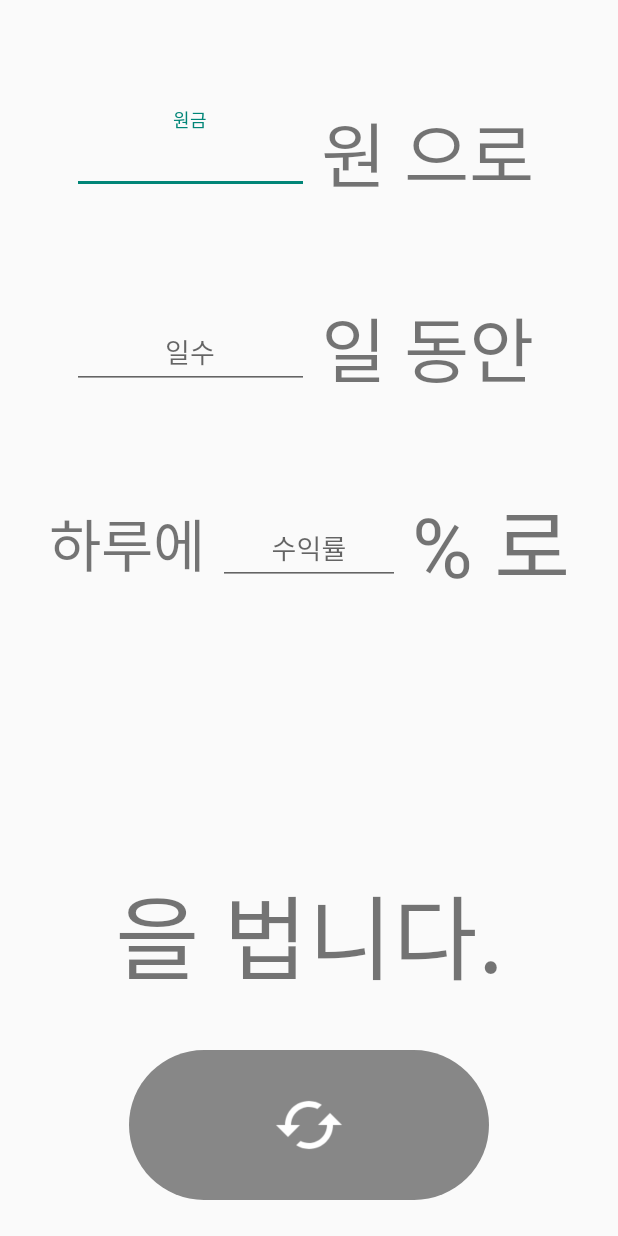
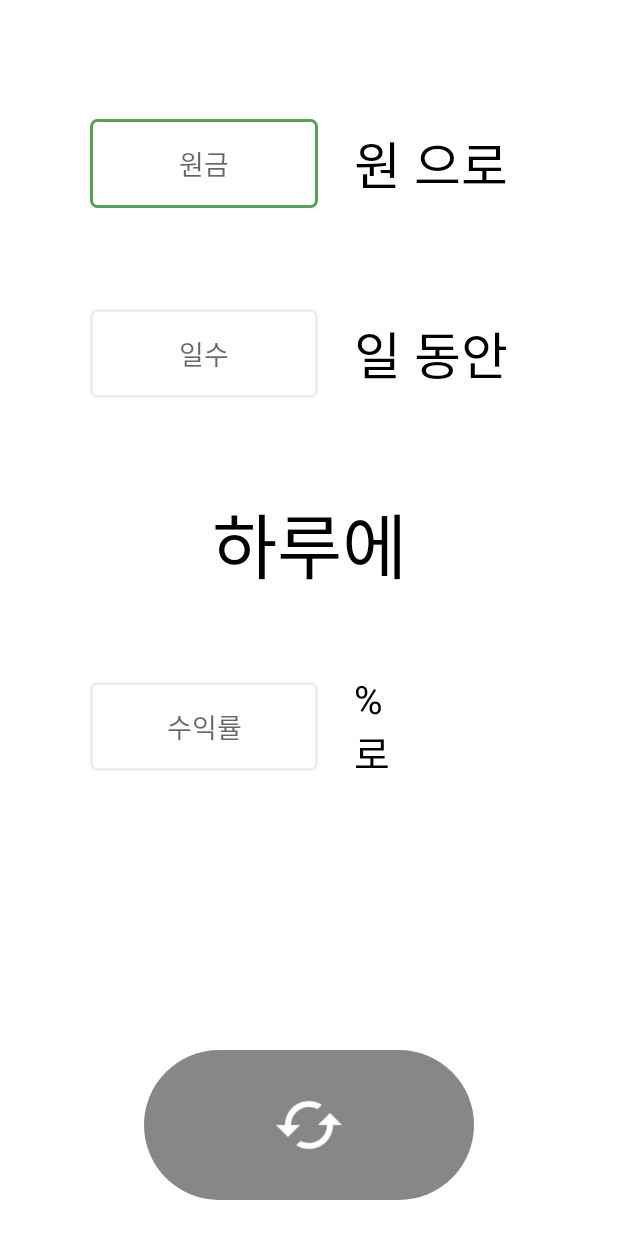
Before and after one commit to RacooLabs/FirstStockCalculator_kr, an Android app: the screen it shows after launch (MainActivity), on a phone screen of 412 x 824 dp. Run offline under Robolectric (Android 15) with nearby library versions, the phone set to English and light mode, and no system bars; our stand-ins replace AdMob.

Commit message:
2021 summer update

```diff
--- a/app/src/main/java/com/racoo/firststockcalculator/MainActivity.java
+++ b/app/src/main/java/com/racoo/firststockcalculator/MainActivity.java
@@ -11,29 +11,28 @@ import android.util.Log;
 import android.view.MotionEvent;
 import android.view.View;
 import android.view.inputmethod.InputMethodManager;
+import android.widget.EditText;
 import android.widget.RelativeLayout;
 import android.widget.TextView;
 import android.widget.Toast;
 
 import androidx.appcompat.app.AppCompatActivity;
+import androidx.constraintlayout.widget.ConstraintLayout;
 
-import com.google.android.gms.ads.AdListener;
 import com.google.android.gms.ads.AdRequest;
 import com.google.android.gms.ads.AdView;
 import com.google.android.gms.ads.MobileAds;
-import com.google.android.material.textfield.TextInputEditText;
 
 import java.math.BigDecimal;
 import java.math.RoundingMode;
 import java.text.DecimalFormat;
 
-import static java.lang.Double.parseDouble;
 
 
 public class MainActivity extends AppCompatActivity {
 
-    private TextInputEditText TextInputEdit_principal, TextInputEdit_number_days,
-            TextInputEdit_rate_return;
+    private ConstraintLayout mainLayout;
+    private EditText EditText_principal, EditText_number_days, EditText_rate_return;
     private TextView TextView_result_money;
     private RelativeLayout RelativeLayout_btn_refresh;
     private DecimalFormat decimalFormat = new DecimalFormat("###,###");
@@ -52,9 +51,6 @@ public class MainActivity extends AppCompatActivity {
     BigDecimal zero = new BigDecimal("0");
 
 
-
-
-
     private AdView mAdView;
 
 
@@ -64,10 +60,21 @@ public class MainActivity extends AppCompatActivity {
 
 
 
+
         Intent intent = new Intent(this, LoadingActivity.class);
         startActivity(intent);
 
         setCom();
+
+        mainLayout.setOnTouchListener(new View.OnTouchListener()
+        {
+            @Override
+            public boolean onTouch(View v, MotionEvent event)
+            {
+                hideKeyboard();
+                return false;
+            }
+        });
 
 
         MobileAds.initialize(this,  "ca-app-pub-7972968096388401~4930885563");
@@ -93,9 +100,10 @@ public class MainActivity extends AppCompatActivity {
 
         setContentView(R.layout.activity_main_constraint);
 
-        TextInputEdit_principal = findViewById(R.id.TextInputText_principal_set);
-        TextInputEdit_number_days = findViewById(R.id.TextInputEdit_number_days_set);
-        TextInputEdit_rate_return = findViewById(R.id.TextInputEdit_rate_return_set);
+        mainLayout = findViewById(R.id.mainLayout);
+        EditText_principal = findViewById(R.id.EditText_principal);
+        EditText_number_days = findViewById(R.id.EditText_number_days);
+        EditText_rate_return = findViewById(R.id.EditText_rate_return);
         TextView_result_money = findViewById(R.id.TextView_result_money);
         RelativeLayout_btn_refresh = findViewById(R.id.RelativeLayout_btn_refresh);
         mAdView = findViewById(R.id.adView);
@@ -105,7 +113,7 @@ public class MainActivity extends AppCompatActivity {
 
     public void addTextChangedListenter(){
 
-        TextInputEdit_principal.addTextChangedListener(new TextWatcher() {
+        EditText_principal.addTextChangedListener(new TextWatcher() {
             @Override
             public void beforeTextChanged(CharSequence s, int start, int count, int after) {
 
@@ -119,9 +127,9 @@ public class MainActivity extends AppCompatActivity {
                     if(s != null && !TextUtils.isEmpty(s.toString()) && !s.toString().equals(result) ) {
 
                         principal = Long.parseLong(s.toString().replaceAll(",", ""));
-                        result = decimalFormat.format(principal);//
-                        TextInputEdit_principal.setText(result);
-                        TextInputEdit_principal.setSelection(TextInputEdit_principal.length());
+                        result = decimalFormat.format(principal);
+                        EditText_principal.setText(result);
+                        EditText_principal.setSelection(EditText_principal.length());
 
                     } else if(TextUtils.isEmpty(s.toString())){
                         principal = 0;
@@ -131,16 +139,15 @@ public class MainActivity extends AppCompatActivity {
                 } catch (NumberFormatException e){
                     Toast.makeText(getApplication(), "입력 값에 문제가 있습니다." ,Toast.LENGTH_LONG).show();
                     principal = 0;
-                    TextInputEdit_principal.setText("");
+                    EditText_principal.setText("");
                 }
-
 
                 RelativeLayout_btn_refresh.setEnabled(false); // 그리고 버튼을 비활성화/활성화 시키기 위한.
                 TextView_result_money.setText("");
 
                 if(principal != 0 && validation()) {
 
-                    TextView_result_money.setText(decimalFormat.format(calculateStock()) + " 원");
+                    TextView_result_money.setText(calculateStock());
 
                 }
 
@@ -152,7 +159,7 @@ public class MainActivity extends AppCompatActivity {
 
         });
 
-        TextInputEdit_number_days.addTextChangedListener(new TextWatcher() {
+        EditText_number_days.addTextChangedListener(new TextWatcher() {
             @Override
             public void beforeTextChanged(CharSequence s, int start, int count, int after) {
 
@@ -164,14 +171,14 @@ public class MainActivity extends AppCompatActivity {
                 try{
                     if(s != null && !TextUtils.isEmpty(s.toString())){
                         numbersday = Integer.parseInt(s.toString());
-                        TextInputEdit_number_days.setSelection(TextInputEdit_number_days.length());
+                        EditText_number_days.setSelection(EditText_number_days.length());
                     } else {
                         numbersday = 0;
                     }
                 } catch (NumberFormatException e){
                     Toast.makeText(getApplication(), "입력 값에 문제가 있습니다." ,Toast.LENGTH_LONG).show();
                     numbersday = 0;
-                    TextInputEdit_number_days.setText("");
+                    EditText_number_days.setText("");
                 }
 
 
@@ -181,7 +188,7 @@ public class MainActivity extends AppCompatActivity {
 
 
                 if (numbersday != 0 && validation()){
-                    TextView_result_money.setText(decimalFormat.format(calculateStock())+" 원");
+                    TextView_result_money.setText(calculateStock());
                 }
 
             }
@@ -192,7 +199,7 @@ public class MainActivity extends AppCompatActivity {
 
         });
 
-        TextInputEdit_rate_return.addTextChangedListener(new TextWatcher() {
+        EditText_rate_return.addTextChangedListener(new TextWatcher() {
             @Override
             public void beforeTextChanged(CharSequence s, int start, int count, int after) {
 
@@ -206,7 +213,7 @@ public class MainActivity extends AppCompatActivity {
 
                     if(s != null && !TextUtils.isEmpty(s.toString())){
                         rate = new BigDecimal(s.toString());
-                        TextInputEdit_rate_return.setSelection(TextInputEdit_rate_return.length());
+                        EditText_rate_return.setSelection(EditText_rate_return.length());
                     } else {
                         rate = zero;
                     }
@@ -214,7 +221,7 @@ public class MainActivity extends AppCompatActivity {
                 } catch (NumberFormatException e){
                     Toast.makeText(getApplication(), "입력 값에 문제가 있습니다." ,Toast.LENGTH_LONG).show();
                     rate = zero;
-                    TextInputEdit_rate_return.setText("");
+                    EditText_rate_return.setText("");
                 }
 
 
@@ -224,7 +231,7 @@ public class MainActivity extends AppCompatActivity {
 
                 if (!rate.equals(zero) && validation()){
 
-                    TextView_result_money.setText(decimalFormat.format(calculateStock())+" 원");
+                    TextView_result_money.setText(calculateStock());
 
                 }
 
@@ -246,9 +253,9 @@ public class MainActivity extends AppCompatActivity {
 
             @Override
             public void onClick(View v) {
-                TextInputEdit_principal.setText("");
-                TextInputEdit_rate_return.setText("");
-                TextInputEdit_number_days.setText("");
+                EditText_principal.setText("");
+                EditText_rate_return.setText("");
+                EditText_number_days.setText("");
             }
 
         });
@@ -258,7 +265,6 @@ public class MainActivity extends AppCompatActivity {
 
     public boolean validation(){
 
-//        if (principal.length()>0 && rate.length()>0 && numbersday.length()>0) {
         if (principal>0 && rate.compareTo(zero)>0 && numbersday>0) {
             RelativeLayout_btn_refresh.setEnabled(true);
             RelativeLayout_btn_refresh.setClickable(true);
@@ -276,7 +282,7 @@ public class MainActivity extends AppCompatActivity {
     }
 
 
-    public BigDecimal calculateStock() {
+    public String calculateStock() {
 
 
         bigDecimal0 = new BigDecimal(principal);
@@ -288,10 +294,18 @@ public class MainActivity extends AppCompatActivity {
         for(int i = 0 ; i < numbersday ; i++){
 
             bigDecimal5 = bigDecimal4.add((rate.divide(bigDecimal3))).multiply(bigDecimal5);
+
         }
 
-        return bigDecimal5.subtract(bigDecimal0).setScale(0, RoundingMode.FLOOR);
+        return decimalFormat.format(bigDecimal5.subtract(bigDecimal0).setScale(0, RoundingMode.FLOOR))+" 원";
 
     }
 
+    public void hideKeyboard()
+    {
+        InputMethodManager inputManager = (InputMethodManager) this.getSystemService(Context.INPUT_METHOD_SERVICE);
+        inputManager.hideSoftInputFromWindow(mainLayout.getWindowToken(), InputMethodManager.HIDE_NOT_ALWAYS);
+    }
+
+
 }
--- a/app/src/main/res/drawable-v24/btn_green_color.xml
+++ b/app/src/main/res/drawable-v24/btn_green_color.xml
@@ -9,7 +9,7 @@
         <shape android:shape="rectangle">
 
             <corners android:radius="50dp"/>
-            <solid android:color="#399E39"/>
+            <solid android:color="#3D763D"/>
 
         </shape>
 
@@ -30,7 +30,7 @@
         <shape android:shape="rectangle">
 
             <corners android:radius="50dp"/>
-            <solid android:color="#66CC66"/>
+            <solid android:color="#54A354"/>
 
         </shape>
 
--- /dev/null
+++ b/app/src/main/res/drawable-v24/edittext_rounded_corner_rectangle.xml
@@ -0,0 +1,52 @@
+<?xml version="1.0" encoding="utf-8"?>
+
+<selector
+
+    xmlns:android="http://schemas.android.com/apk/res/android">
+
+    <item android:state_focused="true">
+
+        <shape xmlns:android="http://schemas.android.com/apk/res/android"
+
+            android:shape="rectangle">
+
+            <stroke
+
+                android:width="2dp"
+
+                android:color="#54A354" />
+
+            <corners android:radius="4dp"/>
+
+            <solid
+
+                android:color="#FFFFFF" />
+
+        </shape>
+
+
+
+    </item>
+
+    <item android:state_focused="false">
+
+        <shape xmlns:android="http://schemas.android.com/apk/res/android" android:shape="rectangle">
+
+            <stroke
+                android:width="2dp"
+
+                android:color="#EEEEEE" />
+
+            <corners android:radius="4dp"/>
+
+            <solid
+
+                android:color="#FFFFFF" />
+
+        </shape>
+
+
+
+    </item>
+
+</selector>
--- a/app/src/main/res/drawable-v24/btn_blue_color.xml
+++ b/app/src/main/res/drawable/btn_green_color.xml
@@ -9,7 +9,7 @@
         <shape android:shape="rectangle">
 
             <corners android:radius="50dp"/>
-            <solid android:color="#28498A"/>
+            <solid android:color="#3D763D"/>
 
         </shape>
 
@@ -30,7 +30,7 @@
         <shape android:shape="rectangle">
 
             <corners android:radius="50dp"/>
-            <solid android:color="#3969C6"/>
+            <solid android:color="#54A354"/>
 
         </shape>
 
--- /dev/null
+++ b/app/src/main/res/drawable/edittext_rounded_corner_rectangle.xml
@@ -0,0 +1,52 @@
+<?xml version="1.0" encoding="utf-8"?>
+
+<selector
+
+    xmlns:android="http://schemas.android.com/apk/res/android">
+
+    <item android:state_focused="true">
+
+        <shape xmlns:android="http://schemas.android.com/apk/res/android"
+
+            android:shape="rectangle">
+
+            <stroke
+
+                android:width="2dp"
+
+                android:color="#54A354" />
+
+            <corners android:radius="4dp"/>
+
+            <solid
+
+                android:color="#FFFFFF" />
+
+        </shape>
+
+
+
+    </item>
+
+    <item android:state_focused="false">
+
+        <shape xmlns:android="http://schemas.android.com/apk/res/android" android:shape="rectangle">
+
+            <stroke
+                android:width="2dp"
+
+                android:color="#EEEEEE" />
+
+            <corners android:radius="4dp"/>
+
+            <solid
+
+                android:color="#FFFFFF" />
+
+        </shape>
+
+
+
+    </item>
+
+</selector>
--- a/app/src/main/res/layout/activity_loading.xml
+++ b/app/src/main/res/layout/activity_loading.xml
@@ -6,12 +6,12 @@
     android:gravity="center"
     android:paddingLeft="18dp"
     android:paddingRight="18dp"
-    android:background="#E7E6E6"
+    android:background="#ffffff"
     android:weightSum="10">
 
     <ImageView
         android:layout_width="100dp"
-        android:layout_height="100dp"
+        android:layout_height="40dp"
         android:layout_weight="2"
         android:background="@null"
         android:src="@drawable/icon_stca"/>
@@ -20,20 +20,19 @@
         android:layout_width="wrap_content"
         android:layout_height="wrap_content"
         android:text="주식복리 계산기"
-        android:layout_weight="2"
+        android:layout_weight="0"
         android:layout_marginBottom="60dp"
-        android:textSize="36sp"
+        android:textSize="30sp"
         android:textStyle="bold"
-        android:textColor="#121212"
+        android:textColor="#3D763D"
         android:gravity="center"/>
 
     <TextView
         android:layout_width="wrap_content"
         android:layout_height="wrap_content"
         android:text="RACOO LABS"
-        android:textColor="#121212"
-        android:textSize="20sp"
-        android:textStyle="bold"
+        android:textColor="#5C5C5C"
+        android:textSize="18sp"
         android:layout_weight="1"
         android:gravity="center"/>
 
--- a/app/src/main/res/layout/activity_main_constraint.xml
+++ b/app/src/main/res/layout/activity_main_constraint.xml
@@ -1,34 +1,39 @@
 <?xml version="1.0" encoding="utf-8"?>
 
-<androidx.constraintlayout.widget.ConstraintLayout xmlns:android="http://schemas.android.com/apk/res/android"
+<androidx.constraintlayout.widget.ConstraintLayout
+
+    android:id="@+id/mainLayout"
+    xmlns:android="http://schemas.android.com/apk/res/android"
     xmlns:app="http://schemas.android.com/apk/res-auto"
     xmlns:tools="http://schemas.android.com/tools"
     android:layout_width="match_parent"
-    android:layout_height="match_parent">
+    android:layout_height="match_parent"
+    android:background="#ffffff">
 
-    <com.google.android.material.textfield.TextInputLayout
 
-        android:id="@+id/TextInputText_principal"
+    <EditText
+
+        android:id="@+id/EditText_principal"
         android:layout_width="0dp"
         android:layout_height="wrap_content"
-        android:layout_marginLeft="48dp"
+
+        android:layout_marginLeft="60dp"
+        android:paddingVertical="16dp"
         app:layout_constraintBottom_toBottomOf="@+id/TextView_bywon"
         app:layout_constraintHorizontal_chainStyle="packed"
         app:layout_constraintLeft_toLeftOf="parent"
         app:layout_constraintRight_toLeftOf="@id/TextView_bywon"
-        app:layout_constraintTop_toTopOf="@+id/TextView_bywon">
+        app:layout_constraintTop_toTopOf="@+id/TextView_bywon"
 
-        <com.google.android.material.textfield.TextInputEditText
-            android:id="@+id/TextInputText_principal_set"
-            android:layout_width="match_parent"
-            android:layout_height="match_parent"
+        android:hint="원금"
         android:gravity="center"
-            android:hint="원금"
+        app:autoSizeTextType="uniform"
+        android:background="@drawable/edittext_rounded_corner_rectangle"
         android:imeOptions="actionNext"
         android:inputType="number"
-            android:maxLength="14" />
+        android:maxLength="14"
 
-    </com.google.android.material.textfield.TextInputLayout>
+        />
 
     <TextView
         android:id="@+id/TextView_bywon"
@@ -36,41 +41,43 @@
         android:layout_height="0dp"
         android:layout_marginTop="48dp"
         android:layout_marginRight="48dp"
-        android:layout_marginBottom="24dp"
+        android:layout_marginBottom="4dp"
         android:gravity="center_vertical|left"
-        android:padding="8dp"
+        android:padding="24dp"
         android:text="원 으로"
         android:textSize="24sp"
         app:autoSizeTextType="uniform"
+        android:textColor="@color/mainTextColor"
         app:layout_constraintBottom_toTopOf="@+id/TextView_while"
         app:layout_constraintHorizontal_chainStyle="packed"
-        app:layout_constraintLeft_toRightOf="@id/TextInputText_principal"
+        app:layout_constraintLeft_toRightOf="@id/EditText_principal"
         app:layout_constraintRight_toRightOf="parent"
         app:layout_constraintTop_toTopOf="parent" />
 
-    <com.google.android.material.textfield.TextInputLayout
-        android:id="@+id/TextInputEdit_number_days"
+
+    <EditText
+
+        android:id="@+id/EditText_number_days"
         android:layout_width="0dp"
         android:layout_height="wrap_content"
-        android:layout_marginLeft="48dp"
+
+        android:layout_marginLeft="60dp"
+        android:paddingVertical="16dp"
         app:layout_constraintBottom_toBottomOf="@+id/TextView_while"
         app:layout_constraintHorizontal_chainStyle="packed"
         app:layout_constraintLeft_toLeftOf="parent"
         app:layout_constraintRight_toLeftOf="@id/TextView_while"
         app:layout_constraintTop_toTopOf="@+id/TextView_while"
-        tools:layout_editor_absoluteY="213dp">
 
-        <com.google.android.material.textfield.TextInputEditText
-            android:id="@+id/TextInputEdit_number_days_set"
-            android:layout_width="match_parent"
-            android:layout_height="match_parent"
+        android:hint="일수"
         android:gravity="center"
-            android:hint="일수"
+        app:autoSizeTextType="uniform"
+        android:background="@drawable/edittext_rounded_corner_rectangle"
         android:imeOptions="actionNext"
         android:inputType="number"
-            android:maxLength="4" />
+        android:maxLength="4"
 
-    </com.google.android.material.textfield.TextInputLayout>
+        />
 
 
     <TextView
@@ -78,60 +85,65 @@
         android:layout_width="0dp"
         android:layout_height="0dp"
         android:layout_marginRight="48dp"
-        android:layout_marginBottom="24dp"
+        android:layout_marginBottom="4dp"
         android:layout_weight="1"
 
         android:gravity="center_vertical|left"
-        android:padding="8dp"
+        android:padding="24dp"
         android:text="일 동안"
         android:textSize="24sp"
         app:autoSizeTextType="uniform"
-        app:layout_constraintBottom_toTopOf="@+id/TextView_percent"
+        android:textColor="@color/mainTextColor"
+        app:layout_constraintBottom_toTopOf="@+id/TextView_byonedays"
         app:layout_constraintHorizontal_chainStyle="packed"
-        app:layout_constraintLeft_toRightOf="@id/TextInputEdit_number_days"
+        app:layout_constraintLeft_toRightOf="@id/EditText_number_days"
         app:layout_constraintRight_toRightOf="parent"
         app:layout_constraintTop_toBottomOf="@+id/TextView_bywon" />
+
 
     <TextView
         android:id="@+id/TextView_byonedays"
         android:layout_width="0dp"
         android:layout_height="0dp"
-        android:layout_marginLeft="24dp"
         android:gravity="center"
-        android:padding="8dp"
         android:text="하루에"
+        android:padding="26dp"
         android:textSize="24sp"
         app:autoSizeTextType="uniform"
+        android:layout_marginBottom="0dp"
+        android:textColor="@color/mainTextColor"
+        app:layout_constraintBottom_toTopOf="@+id/TextView_percent"
+        app:layout_constraintHorizontal_chainStyle="packed"
+        app:layout_constraintLeft_toLeftOf="parent"
+        app:layout_constraintRight_toRightOf="parent"
+        app:layout_constraintTop_toBottomOf="@+id/TextView_while"
+        app:layout_constraintVertical_bias="0.0" />
+
+
+    <EditText
+
+        android:id="@+id/EditText_rate_return"
+        android:layout_width="0dp"
+        android:layout_height="wrap_content"
+
+        android:layout_marginLeft="60dp"
+        android:paddingVertical="16dp"
         app:layout_constraintBottom_toBottomOf="@+id/TextView_percent"
         app:layout_constraintHorizontal_chainStyle="packed"
         app:layout_constraintLeft_toLeftOf="parent"
-        app:layout_constraintRight_toLeftOf="@+id/TextInputEdit_rate_return"
+        app:layout_constraintRight_toLeftOf="@id/TextView_percent"
         app:layout_constraintTop_toTopOf="@+id/TextView_percent"
-        app:layout_constraintVertical_bias="0.0" />
 
-    <com.google.android.material.textfield.TextInputLayout
-        android:id="@+id/TextInputEdit_rate_return"
-        android:layout_width="0dp"
-        android:layout_height="wrap_content"
-        app:layout_constraintBottom_toBottomOf="@+id/TextView_percent"
-        app:layout_constraintHorizontal_chainStyle="packed"
-        app:layout_constraintLeft_toRightOf="@id/TextView_byonedays"
-        app:layout_constraintRight_toLeftOf="@id/TextView_percent"
-        app:layout_constraintTop_toTopOf="@+id/TextView_percent">
-
-        <com.google.android.material.textfield.TextInputEditText
-
-            android:id="@+id/TextInputEdit_rate_return_set"
-
-            android:layout_width="match_parent"
-            android:layout_height="match_parent"
+        android:hint="수익률"
         android:gravity="center"
-            android:hint="수익률"
+        app:autoSizeTextType="uniform"
+        android:background="@drawable/edittext_rounded_corner_rectangle"
         android:imeOptions="actionDone"
         android:inputType="numberDecimal"
-            android:maxLength="5" />
+        android:maxLength="5"
 
-    </com.google.android.material.textfield.TextInputLayout>
+        />
+
 
 
     <TextView
@@ -139,55 +151,43 @@
         android:layout_width="0dp"
         android:layout_height="0dp"
 
-        android:layout_marginRight="24dp"
-        android:layout_marginBottom="24dp"
-        android:gravity="center"
-        android:padding="8dp"
-        android:text="% 로"
-        android:textSize="24sp"
+        android:layout_marginRight="48dp"
+        android:layout_marginBottom="4dp"
+        android:gravity="center_vertical|left"
+        android:padding="24dp"
+        android:text="% 로\t\t\t\t\t"
+        android:textSize="20sp"
         app:autoSizeTextType="uniform"
-        app:layout_constraintBottom_toTopOf="@+id/TextView_result_money"
+        android:textColor="@color/mainTextColor"
+        app:layout_constraintBottom_toTopOf="@id/TextView_result_money"
         app:layout_constraintHorizontal_chainStyle="packed"
-        app:layout_constraintLeft_toRightOf="@id/TextInputEdit_rate_return"
+        app:layout_constraintLeft_toRightOf="@id/EditText_rate_return"
         app:layout_constraintRight_toRightOf="parent"
-        app:layout_constraintTop_toBottomOf="@+id/TextView_while" />
+        app:layout_constraintTop_toBottomOf="@id/TextView_byonedays" />
 
     <TextView
         android:id="@+id/TextView_result_money"
         android:layout_width="match_parent"
         android:layout_height="0dp"
-        android:layout_marginBottom="24dp"
+        android:layout_marginBottom="4dp"
         android:gravity="center"
-        android:padding="6dp"
+        android:padding="16dp"
         android:text="0"
         android:textColor="#000000"
         android:textSize="30sp"
         android:textStyle="bold"
         app:autoSizeTextType="uniform"
-        app:layout_constraintBottom_toTopOf="@+id/Textview_earntitle"
+        app:layout_constraintBottom_toTopOf="@+id/RelativeLayout_btn_refresh"
         app:layout_constraintHorizontal_bias="0.0"
         app:layout_constraintLeft_toLeftOf="parent"
         app:layout_constraintRight_toRightOf="parent"
         app:layout_constraintTop_toBottomOf="@+id/TextView_percent" />
 
-    <TextView
-        android:id="@+id/Textview_earntitle"
-        android:layout_width="match_parent"
-        android:layout_height="0dp"
-        android:gravity="center"
-        android:padding="8dp"
-        android:text="을 법니다."
-        android:textSize="24sp"
-        app:autoSizeTextType="uniform"
-        app:layout_constraintBottom_toTopOf="@+id/RelativeLayout_btn_refresh"
-        app:layout_constraintHorizontal_bias="0.0"
-        app:layout_constraintLeft_toLeftOf="parent"
-        app:layout_constraintRight_toRightOf="parent"
-        app:layout_constraintTop_toBottomOf="@+id/TextView_result_money" />
+
 
     <RelativeLayout
         android:id="@+id/RelativeLayout_btn_refresh"
-        android:layout_width="240dp"
+        android:layout_width="220dp"
         android:layout_height="100dp"
         android:layout_marginTop="24dp"
         android:layout_marginBottom="24dp"
@@ -195,7 +195,7 @@
         app:layout_constraintBottom_toTopOf="@id/adView"
         app:layout_constraintLeft_toLeftOf="parent"
         app:layout_constraintRight_toRightOf="parent"
-        app:layout_constraintTop_toBottomOf="@+id/Textview_earntitle">
+        app:layout_constraintTop_toBottomOf="@+id/TextView_result_money">
 
 
         <ImageView
--- a/app/src/main/res/values/colors.xml
+++ b/app/src/main/res/values/colors.xml
@@ -3,4 +3,5 @@
     <color name="colorPrimary">#008577</color>
     <color name="colorPrimaryDark">#00574B</color>
     <color name="colorAccent">#D81B60</color>
+    <color name="mainTextColor">#000000</color>
 </resources>
--- a/build.gradle
+++ b/build.gradle
@@ -8,7 +8,7 @@ buildscript {
 
     }
     dependencies {
-        classpath 'com.android.tools.build:gradle:4.0.1'
+        classpath 'com.android.tools.build:gradle:4.2.1'
 
         // NOTE: Do not place your application dependencies here; they belong
         // in the individual module build.gradle files
```
Also changed, not shown: app/build.gradle (+11 -10 lines), gradle/wrapper/gradle-wrapper.properties. Lines whose indentation alone changed are shown as unchanged.
